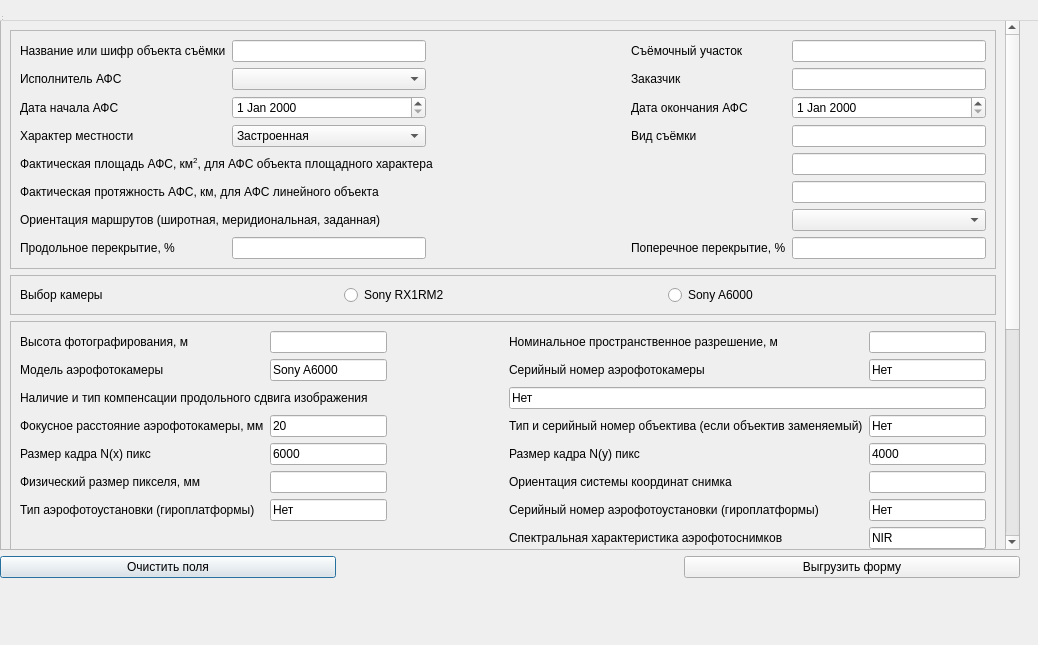
The window that Aerial_Photography_GUI_dialog_base.ui (ji-tf/aerial_photography_gui) describes before a commit, drawn with Qt 5.
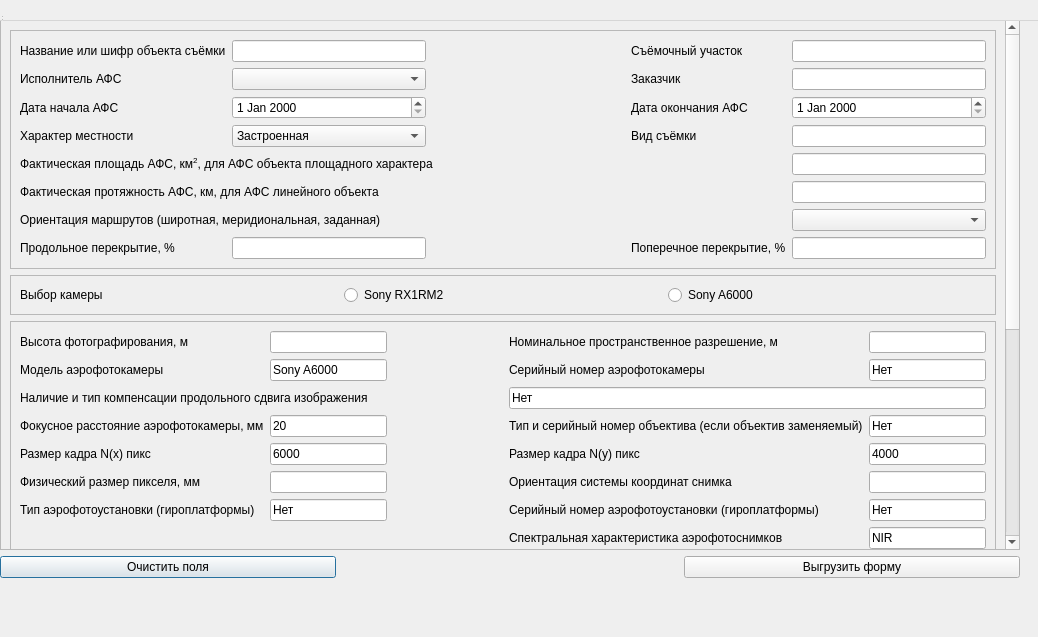
The same window after the commit.

What changed in the file:
```diff
--- a/Aerial_Photography_GUI_dialog_base.ui
+++ b/Aerial_Photography_GUI_dialog_base.ui
@@ -7,7 +7,7 @@
     <x>0</x>
     <y>0</y>
     <width>1038</width>
-    <height>645</height>
+    <height>637</height>
    </rect>
   </property>
   <property name="windowTitle">
```
